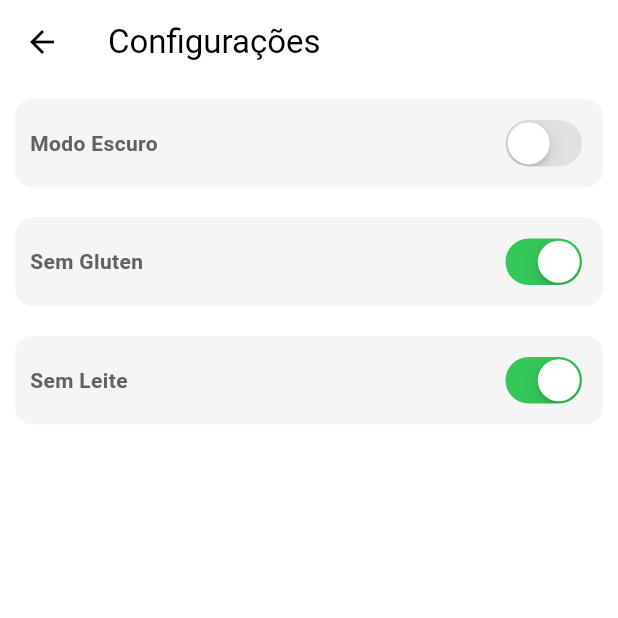
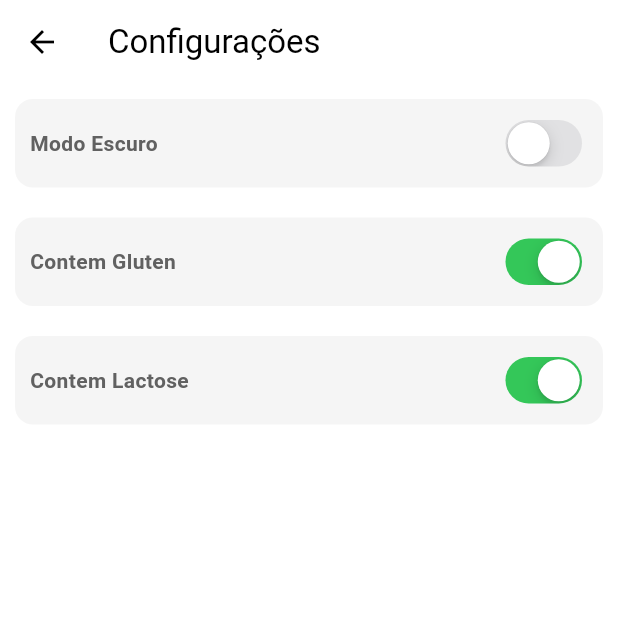
Before and after one commit to nichbrosa/Projeto_Aplicado, a Flutter app: the ConfigPagina screen opened directly, on a phone screen of 412 x 824 dp, the top half of it. Run offline on Flutter 3.47's test engine with Material 3 defaults, Android fonts, the phone set to English and light mode, and no system bars; our stand-ins replace cloud_firestore, firebase_auth, firebase_core, flutter_credit_card; accounts and stored records are empty.

Commit message:
correcoes minimas

```diff
--- a/lib/modelos/restaurante.dart
+++ b/lib/modelos/restaurante.dart
@@ -508,7 +508,7 @@ class Restaurante extends ChangeNotifier {
 
     recibo.writeln(formatarData);
     recibo.writeln();
-    recibo.writeln("------------");
+    recibo.writeln("------------\n");
 
     for (final itemCarrinho in _carrinho) {
       recibo.writeln(
--- a/lib/modelos/restaurante2.dart
+++ b/lib/modelos/restaurante2.dart
@@ -370,7 +370,7 @@ class Restaurante2 extends ChangeNotifier {
       bool eComidaigual = item.comida == comida;
 
       //checar se a lista de complementos selecionados são os mesmos
-      bool eComplementoigual = ListEquality()
+      bool eComplementoigual = const ListEquality()
           .equals(item.complementoSelecionado, complementoSelecionado);
 
       return eComidaigual && eComplementoigual;
@@ -465,7 +465,7 @@ class Restaurante2 extends ChangeNotifier {
 
     recibo.writeln(formatarData);
     recibo.writeln();
-    recibo.writeln("------------");
+    recibo.writeln("------------\n");
 
     for (final itemCarrinho in _carrinho) {
       recibo.writeln(
--- a/lib/paginas/config_pagina.dart
+++ b/lib/paginas/config_pagina.dart
@@ -35,7 +35,7 @@ class ConfigPagina extends StatelessWidget {
  const SizedBox(height: 10),
             _buildConfigOption(
               context,
-              "Sem Gluten",
+              "Contem Gluten",
               Consumer2<Restaurante, Restaurante2>(
                 builder: (context, restauranteProvider, restaurante2Provider, child) {
                   return CupertinoSwitch(
@@ -51,7 +51,7 @@ class ConfigPagina extends StatelessWidget {
             const SizedBox(height: 10),
             _buildConfigOption(
               context,
-              "Sem Leite",
+              "Contem Lactose",
               Consumer2<Restaurante, Restaurante2>(
                 builder: (context, restauranteProvider, restaurante2Provider, child) {
                   return CupertinoSwitch(
```
Also changed, not shown: lib/componentes/my_tab_bar.dart (+6 -7 lines), lib/paginas/restaurante2_pagina.dart (+12 -9 lines), lib/paginas/restaurante_pagina.dart (+4 -3 lines).
